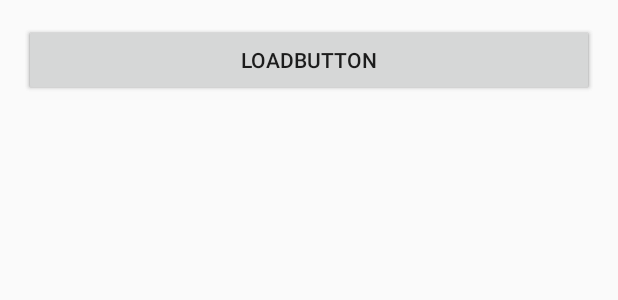
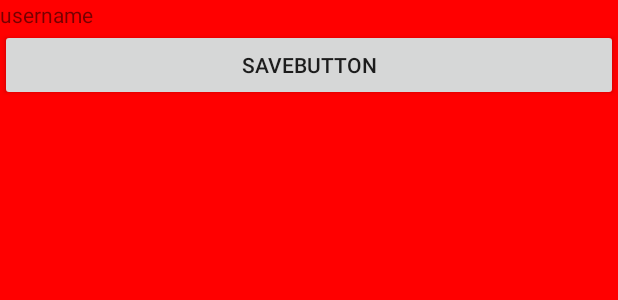
Before and after one commit to jinfengli/common-test-demos, an Android app: the layout activity_main.xml on its own in the app's theme, with its tools: preview values and no code run, on a phone screen of 412 x 824 dp. Shown: the top 300 px of the screen. Run offline under Robolectric (Android 15) with nearby library versions, the phone set to English and light mode, and no system bars.

```diff
--- a/as-common-utils/the-mvp-demo/src/main/res/layout/activity_main.xml
+++ b/as-common-utils/the-mvp-demo/src/main/res/layout/activity_main.xml
@@ -1,37 +1,23 @@
 <?xml version="1.0" encoding="utf-8"?>
-<RelativeLayout xmlns:android="http://schemas.android.com/apk/res/android"
-    xmlns:tools="http://schemas.android.com/tools" android:layout_width="match_parent"
-    android:layout_height="match_parent" android:paddingBottom="@dimen/activity_vertical_margin"
-    android:paddingLeft="@dimen/activity_horizontal_margin"
-    android:paddingRight="@dimen/activity_horizontal_margin"
-    android:paddingTop="@dimen/activity_vertical_margin"
+<LinearLayout xmlns:android="http://schemas.android.com/apk/res/android"
+    xmlns:tools="http://schemas.android.com/tools"
+    android:layout_width="match_parent"
+    android:layout_height="match_parent"
+    android:background="#ff0000"
+    android:orientation="vertical"
     tools:context="com.kingfeng.the_mvp_demo.MainActivity">
 
-    <EditText
-        android:id="@+id/username"
+    <TextView
+        android:id="@+id/tv_username"
         android:layout_width="match_parent"
         android:layout_height="wrap_content"
         android:drawablePadding="8dp"
-        android:gravity="center_vertical" />
+        android:text="username" />
 
-    <EditText
-        android:id="@+id/password"
+    <Button
+        android:id="@+id/btn_save"
+        android:paddingTop="10dp"
         android:layout_width="match_parent"
         android:layout_height="wrap_content"
-
-        android:drawablePadding="8dp"
-        android:gravity="center_vertical"
-        android:inputType="textPassword" />
-
-    <Button
-        android:id="@+id/saveButton"
-        android:layout_width="match_parent"
-        android:layout_height="wrap_content"
-        android:text="saveButton"/>
-
-    <Button
-        android:id="@+id/loadButton"
-        android:layout_width="match_parent"
-        android:layout_height="wrap_content"
-        android:text="loadButton"/>
-</RelativeLayout>
+        android:text="saveButton" />
+</LinearLayout>
```
Also changed, not shown: as-common-utils/the-mvp-demo/src/main/java/com/kingfeng/the_mvp_demo/MainActivity.java (+12 -40 lines), as-common-utils/the-mvp-demo/src/main/java/com/kingfeng/the_mvp_demo/SimpleDelegate.java (+29 -1 lines), as-common-utils/the-mvp-demo/src/main/java/com/kingfeng/the_mvp_demo/base/ActivityPresenter.java (+62 -3 lines), as-common-utils/the-mvp-demo/src/main/java/com/kingfeng/the_mvp_demo/base/view/AppDelegate.java (+69 -1 lines), as-common-utils/the-mvp-demo/src/main/java/com/kingfeng/the_mvp_demo/base/view/IDelegate.java (+15 -0 lines).
